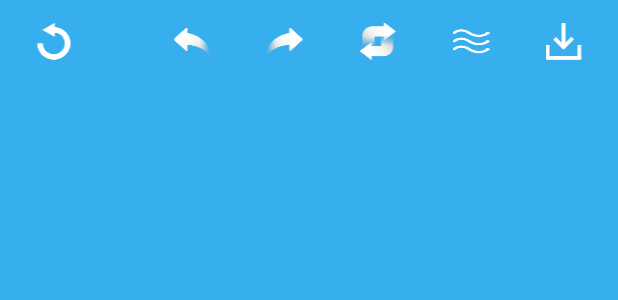
After one commit to androidwuchenghui/SXi, an Android app: the layout activity_bezier.xml on its own in the app's theme, with its tools: preview values and no code run, on a phone screen of 412 x 824 dp. The commit adds this screen. Shown: the top 300 px of the screen. Run offline under Robolectric (Android 15) with nearby library versions, the phone set to English and light mode, and no system bars.

Commit message:
数据传输准备

```diff
--- a/app/src/main/AndroidManifest.xml
+++ b/app/src/main/AndroidManifest.xml
@@ -65,7 +65,7 @@
 
         <activity android:name=".WebViewActivity"
                   android:theme="@style/Theme.AppCompat.Light.NoActionBar"/>
-
+        <activity android:name=".BezierActivity"/>
     </application>
 
 </manifest>
--- /dev/null
+++ b/app/src/main/java/com/yihai/wu/sxi/BezierActivity.java
@@ -0,0 +1,20 @@
+package com.yihai.wu.sxi;
+
+import android.os.Bundle;
+import android.support.annotation.Nullable;
+import android.support.v7.app.AppCompatActivity;
+import android.view.Window;
+
+/**
+ * Created by ${Wu} on 2016/12/23.
+ */
+
+public class BezierActivity extends AppCompatActivity {
+    @Override
+    protected void onCreate(@Nullable Bundle savedInstanceState) {
+        super.onCreate(savedInstanceState);
+        supportRequestWindowFeature(Window.FEATURE_NO_TITLE);
+        setContentView(R.layout.activity_bezier);
+
+    }
+}
--- a/app/src/main/java/com/yihai/wu/sxi/SetTextureActivity.java
+++ b/app/src/main/java/com/yihai/wu/sxi/SetTextureActivity.java
@@ -146,6 +146,7 @@ public class SetTextureActivity extends AppCompatActivity {
                 pressed(5,getResources().getString(R.string.texture_custom_s1));
                 break;
             case R.id.detail_s1:
+                startActivity(new Intent(SetTextureActivity.this,BezierActivity.class));
                 break;
             case R.id.tv_custom_s2:
                 pressed(6,getResources().getString(R.string.texture_custom_s2));
--- /dev/null
+++ b/app/src/main/res/layout/activity_bezier.xml
@@ -0,0 +1,69 @@
+<?xml version="1.0" encoding="utf-8"?>
+<LinearLayout xmlns:android="http://schemas.android.com/apk/res/android"
+              android:layout_width="match_parent"
+              android:layout_height="match_parent"
+              android:background="@color/bezierBack"
+              android:orientation="vertical">
+
+    <LinearLayout
+        android:gravity="center_vertical"
+        android:layout_width="match_parent"
+        android:layout_height="?attr/actionBarSize"
+        android:background="@color/bezierBack"
+        android:orientation="horizontal">
+
+        <ImageView
+            android:padding="10dp"
+            android:layout_width="wrap_content"
+            android:layout_height="wrap_content"
+            android:layout_weight="1"
+            android:src="@mipmap/back"/>
+
+        <ImageView
+            android:layout_marginLeft="20dp"
+            android:paddingLeft="10dp"
+            android:paddingTop="10dp"
+            android:paddingBottom="10dp"
+            android:layout_width="wrap_content"
+            android:layout_height="wrap_content"
+            android:layout_weight="1"
+            android:src="@mipmap/above"/>
+
+        <ImageView
+            android:paddingLeft="10dp"
+            android:paddingTop="10dp"
+            android:paddingBottom="10dp"
+            android:layout_width="wrap_content"
+            android:layout_height="wrap_content"
+            android:layout_weight="1"
+            android:src="@mipmap/next"/>
+
+        <ImageView
+            android:paddingLeft="10dp"
+            android:paddingTop="10dp"
+            android:paddingBottom="10dp"
+            android:layout_width="wrap_content"
+            android:layout_height="wrap_content"
+            android:layout_weight="1"
+            android:src="@mipmap/switch1"/>
+
+        <ImageView
+            android:paddingLeft="10dp"
+            android:paddingTop="10dp"
+            android:paddingBottom="10dp"
+            android:layout_width="wrap_content"
+            android:layout_height="wrap_content"
+            android:layout_weight="1"
+            android:src="@mipmap/wave"/>
+
+        <ImageView
+           android:padding="10dp"
+            android:layout_width="wrap_content"
+            android:layout_height="wrap_content"
+            android:layout_weight="1"
+            android:src="@mipmap/save"/>
+
+    </LinearLayout>
+
+
+</LinearLayout>
--- a/app/src/main/res/values/colors.xml
+++ b/app/src/main/res/values/colors.xml
@@ -8,5 +8,6 @@
     <color name="lightWhite">#e7e7e7</color>
     <color name="colorTransparent">#00000000</color>
     <color name="blueSky">#1C86EE</color>
+    <color name="bezierBack">#37afef</color>
 
 </resources>
--- a/app/src/main/res/values/styles.xml
+++ b/app/src/main/res/values/styles.xml
@@ -8,4 +8,6 @@
         <item name="colorAccent">@color/colorAccent</item>
     </style>
 
+
+
 </resources>
```
Also changed, not shown: app/src/main/res/mipmap-xxhdpi/above.png (added), app/src/main/res/mipmap-xxhdpi/back.png (added), app/src/main/res/mipmap-xxhdpi/next.png (added), app/src/main/res/mipmap-xxhdpi/save.png (added), app/src/main/res/mipmap-xxhdpi/switch1.png (added), app/src/main/res/mipmap-xxhdpi/switch2.png (added), app/src/main/res/mipmap-xxhdpi/wave.png (added).
